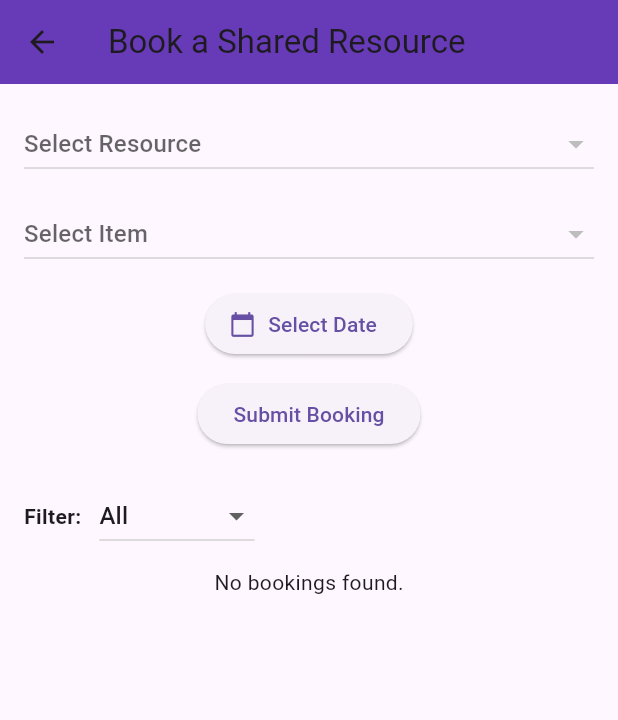
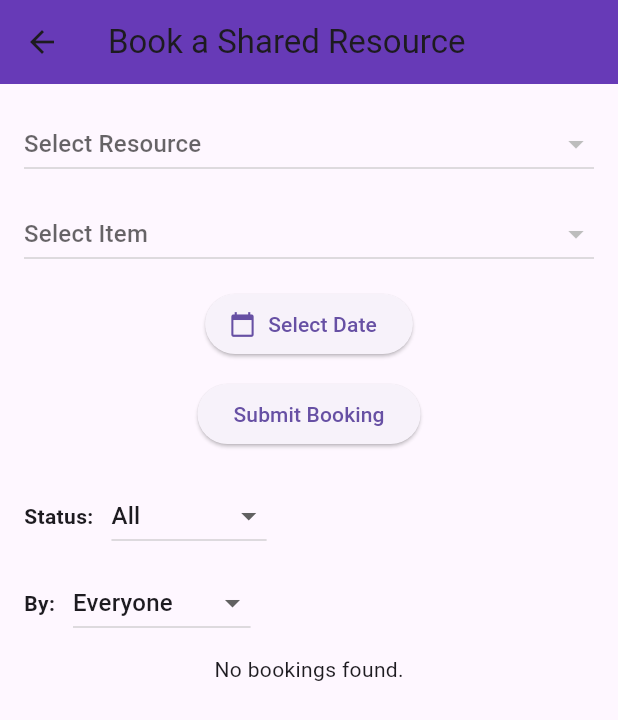
Before and after one commit to Jayashree-Elumalai/communa_app, a Flutter app: the BookingPage screen opened directly, on a phone screen of 412 x 824 dp. Shown: the top 720 px of the screen. Run offline on Flutter 3.47's test engine with Material 3 defaults, Android fonts, the phone set to English and light mode, and no system bars; our stand-ins replace cloud_firestore, firebase_auth, firebase_core, table_calendar; accounts and stored records are empty.

Commit message:
Update booking_pg.dart
2

```diff
--- a/lib/screens/booking_pg.dart
+++ b/lib/screens/booking_pg.dart
@@ -22,6 +22,7 @@ class _BookingPageState extends State<BookingPage> {
   final user = FirebaseAuth.instance.currentUser;
 
   String filterStatus = 'all'; // 'all', 'upcoming', 'completed'
+  String filterBy = 'all'; // 'all', 'mine'
 
   @override
   void initState() {
@@ -30,8 +31,7 @@ class _BookingPageState extends State<BookingPage> {
   }
 
   Future<void> fetchResources() async {
-    final snapshot =
-    await FirebaseFirestore.instance.collection('resources').get();
+    final snapshot = await FirebaseFirestore.instance.collection('resources').get();
     if (!mounted) return;
     setState(() {
       resources = snapshot.docs;
@@ -99,6 +99,7 @@ class _BookingPageState extends State<BookingPage> {
         'itemName': selectedItemName,
         'date': Timestamp.fromDate(selectedDate!),
         'userId': user!.uid,
+        'userEmail': user!.email ?? 'Unknown',
         'status': 'upcoming',
         'createdAt': FieldValue.serverTimestamp(),
       });
@@ -177,11 +178,14 @@ class _BookingPageState extends State<BookingPage> {
 
   @override
   Widget build(BuildContext context) {
-    Query<Map<String, dynamic>> query =
-    FirebaseFirestore.instance.collection('bookings');
+    Query<Map<String, dynamic>> query = FirebaseFirestore.instance.collection('bookings');
 
     if (filterStatus != 'all') {
       query = query.where('status', isEqualTo: filterStatus);
+    }
+
+    if (filterBy == 'mine') {
+      query = query.where('userId', isEqualTo: user?.uid);
     }
 
     query = query.orderBy('date');
@@ -207,10 +211,8 @@ class _BookingPageState extends State<BookingPage> {
                 );
               }).toList(),
               onChanged: (value) {
-                final resource =
-                resources.firstWhere((doc) => doc.id == value);
-                final name =
-                (resource.data() as Map<String, dynamic>)['name'];
+                final resource = resources.firstWhere((doc) => doc.id == value);
+                final name = (resource.data() as Map<String, dynamic>)['name'];
                 setState(() {
                   selectedResourceId = value;
                   selectedResourceName = name;
@@ -234,8 +236,7 @@ class _BookingPageState extends State<BookingPage> {
               }).toList(),
               onChanged: (value) {
                 final item = items.firstWhere((doc) => doc.id == value);
-                final name =
-                (item.data() as Map<String, dynamic>)['name'];
+                final name = (item.data() as Map<String, dynamic>)['name'];
                 setState(() {
                   selectedItemId = value;
                   selectedItemName = name;
@@ -258,10 +259,7 @@ class _BookingPageState extends State<BookingPage> {
             const SizedBox(height: 20),
             Row(
               children: [
-                const Text(
-                  'Filter:',
-                  style: TextStyle(fontWeight: FontWeight.bold),
-                ),
+                const Text('Status:', style: TextStyle(fontWeight: FontWeight.bold)),
                 const SizedBox(width: 12),
                 DropdownButton<String>(
                   value: filterStatus,
@@ -279,6 +277,25 @@ class _BookingPageState extends State<BookingPage> {
               ],
             ),
             const SizedBox(height: 10),
+            Row(
+              children: [
+                const Text('By:', style: TextStyle(fontWeight: FontWeight.bold)),
+                const SizedBox(width: 12),
+                DropdownButton<String>(
+                  value: filterBy,
+                  items: const [
+                    DropdownMenuItem(value: 'all', child: Text('Everyone')),
+                    DropdownMenuItem(value: 'mine', child: Text('My Bookings')),
+                  ],
+                  onChanged: (value) {
+                    setState(() {
+                      filterBy = value!;
+                    });
+                  },
+                ),
+              ],
+            ),
+            const SizedBox(height: 10),
             Expanded(
               child: StreamBuilder<QuerySnapshot>(
                 stream: query.snapshots(),
@@ -286,7 +303,6 @@ class _BookingPageState extends State<BookingPage> {
                   if (snapshot.hasError) {
                     return const Text('Error loading bookings.');
                   }
-
                   if (snapshot.connectionState == ConnectionState.waiting) {
                     return const CircularProgressIndicator();
                   }
@@ -300,11 +316,11 @@ class _BookingPageState extends State<BookingPage> {
                   return ListView.builder(
                     itemCount: bookings.length,
                     itemBuilder: (context, index) {
-                      final data =
-                      bookings[index].data() as Map<String, dynamic>;
+                      final data = bookings[index].data() as Map<String, dynamic>;
                       final resourceName = data['resourceName'] ?? '';
                       final itemName = data['itemName'] ?? '';
                       final status = data['status'] ?? 'unknown';
+                      final userEmail = data['userEmail'] ?? 'Unknown user';
                       final timestamp = data['date'] as Timestamp?;
                       final dateStr = timestamp != null
                           ? DateFormat.yMMMd().format(timestamp.toDate())
@@ -314,13 +330,12 @@ class _BookingPageState extends State<BookingPage> {
                         margin: const EdgeInsets.symmetric(vertical: 6),
                         child: ListTile(
                           title: Text('$resourceName - $itemName'),
-                          subtitle: Text('$dateStr\nStatus: $status'),
+                          subtitle: Text('$dateStr\nStatus: $status\nBy: $userEmail'),
                           isThreeLine: true,
                           trailing: Row(
                             mainAxisSize: MainAxisSize.min,
                             children: [
-                              if (data['userId'] == user?.uid &&
-                                  data['status'] == 'upcoming')
+                              if (data['userId'] == user?.uid && status == 'upcoming')
                                 IconButton(
                                   icon: const Icon(Icons.check, color: Colors.green),
                                   tooltip: 'Mark as completed',
```
